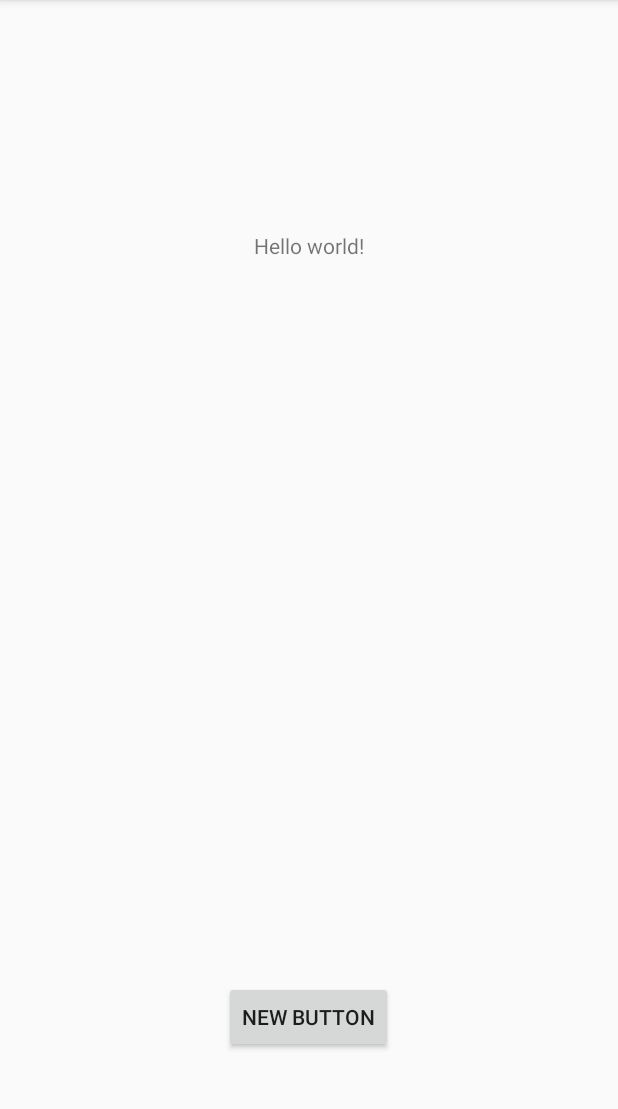
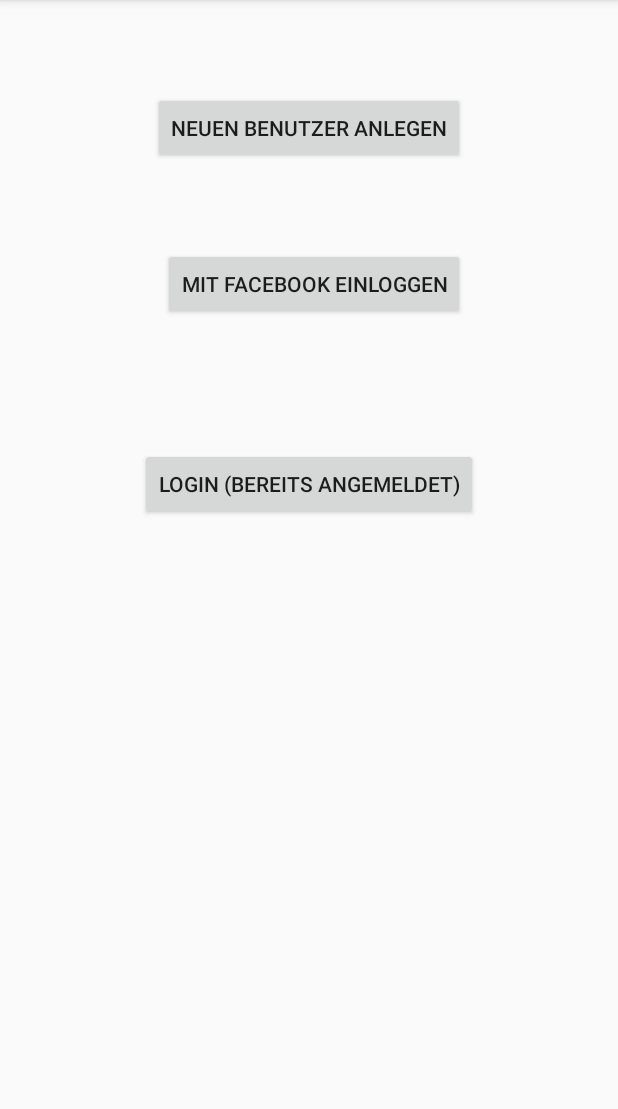
Before and after one commit to QuizduellApp/BraunschweigerMedientageQuiz, an Android app: the screen it shows after launch (MainActivity), on a phone screen of 412 x 824 dp, the part 84-1193 px from its top. Run offline under Robolectric (Android 15) with nearby library versions, the light colour scheme and no system bars.

Commit message:
first little changes

```diff
--- a/app/build.gradle
+++ b/app/build.gradle
@@ -3,10 +3,9 @@
 android {
     compileSdkVersion 21
     buildToolsVersion "20.0.0"
-
     defaultConfig {
         applicationId "de.braunschweig.braunschweigermedientagequiz"
-        minSdkVersion 15
+        minSdkVersion 9
         targetSdkVersion 21
         versionCode 1
         versionName "1.0"
@@ -17,6 +16,8 @@
             proguardFiles getDefaultProguardFile('proguard-android.txt'), 'proguard-rules.pro'
         }
     }
+    productFlavors {
+    }
 }
 
 dependencies {
--- a/app/src/main/AndroidManifest.xml
+++ b/app/src/main/AndroidManifest.xml
@@ -1,6 +1,7 @@
 <?xml version="1.0" encoding="utf-8"?>
 <manifest xmlns:android="http://schemas.android.com/apk/res/android"
     package="de.braunschweig.braunschweigermedientagequiz" >
+    <uses-sdk android:minSdkVersion="9" android:targetSdkVersion="19" /> <!-- Kleinste unterstützte Android Version: Gingerbread. Neueste unterstützte Android Version KitKat -->
 
     <application
         android:allowBackup="true"
--- a/app/src/main/res/layout/activity_main.xml
+++ b/app/src/main/res/layout/activity_main.xml
@@ -5,19 +5,32 @@
     android:paddingTop="@dimen/activity_vertical_margin"
     android:paddingBottom="@dimen/activity_vertical_margin" tools:context=".MainActivity">
 
-    <TextView android:text="@string/hello_world" android:layout_width="wrap_content"
+    <Button
+        android:layout_width="wrap_content"
         android:layout_height="wrap_content"
-        android:layout_alignParentTop="true"
-        android:layout_centerHorizontal="true"
-        android:layout_marginTop="138dp" />
+        android:text="Mit Facebook einloggen"
+        android:id="@+id/button_facebook"
+        android:layout_marginTop="56dp"
+        android:layout_below="@+id/button_neuerBenutzer"
+        android:layout_alignRight="@+id/button_neuerBenutzer"
+        android:layout_alignEnd="@+id/button_neuerBenutzer" />
 
     <Button
         android:layout_width="wrap_content"
         android:layout_height="wrap_content"
-        android:text="New Button"
-        android:id="@+id/button"
-        android:layout_alignParentBottom="true"
+        android:text="Neuen Benutzer anlegen"
+        android:id="@+id/button_neuerBenutzer"
+        android:layout_marginTop="45dp"
+        android:layout_alignParentTop="true"
+        android:layout_centerHorizontal="true" />
+
+    <Button
+        android:layout_width="wrap_content"
+        android:layout_height="wrap_content"
+        android:text="Login (bereits angemeldet)"
+        android:id="@+id/button_login"
+        android:layout_below="@+id/button_facebook"
         android:layout_centerHorizontal="true"
-        android:layout_marginBottom="50dp" />
+        android:layout_marginTop="85dp" />
 
 </RelativeLayout>
```
